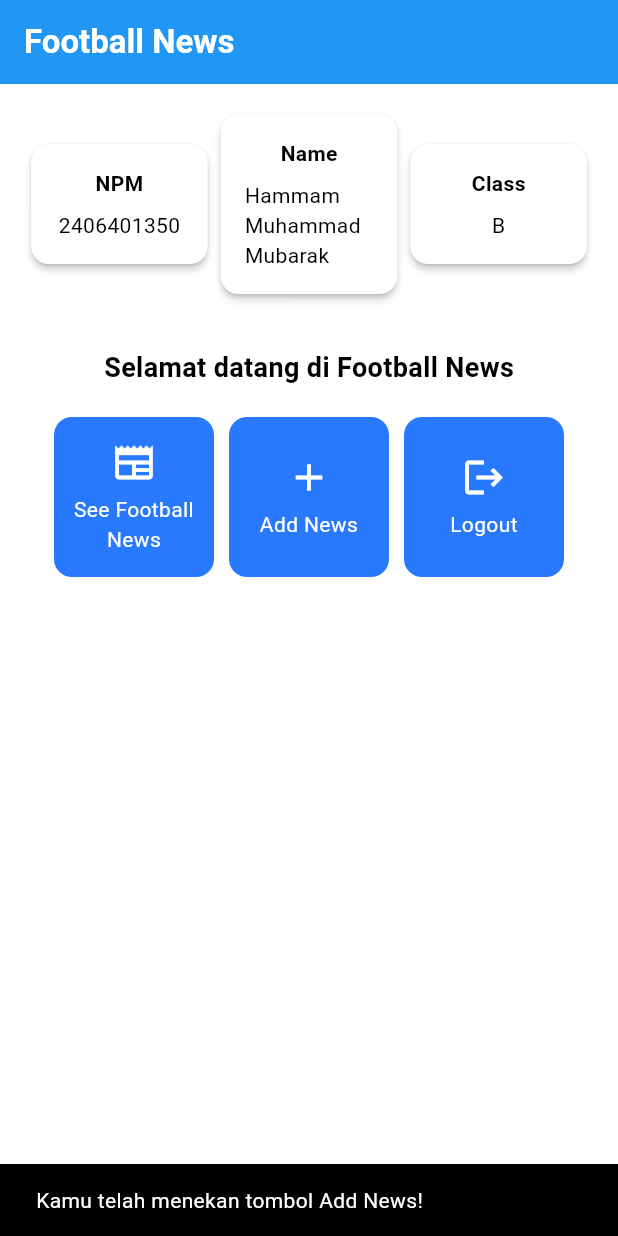
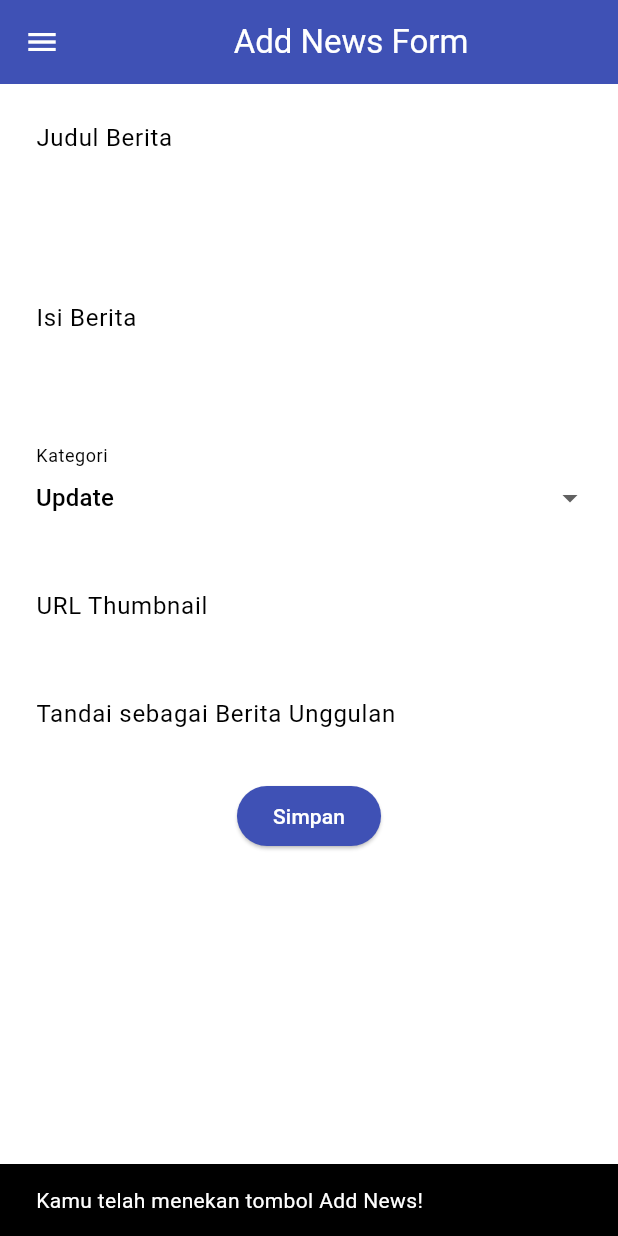
Before and after one commit to MRapricot1/football-news-mobile, a Flutter app: the screen it shows after launch, after a tap on "Add News", on a phone screen of 412 x 824 dp. Run offline on Flutter 3.47's test engine with Material 3 defaults, Android fonts, the phone set to English and light mode, and no system bars.

Commit message:
Tutorial 7

```diff
--- a/lib/main.dart
+++ b/lib/main.dart
@@ -1,5 +1,6 @@
 import 'package:flutter/material.dart';
-import 'package:football_news/menu.dart';
+import 'package:football_news/screens/menu.dart';
+
 
 void main() {
   runApp(const MyApp());
--- a/lib/menu.dart
+++ b/lib/screens/menu.dart
@@ -1,4 +1,6 @@
 import 'package:flutter/material.dart';
+import 'package:football_news/widgets/left_drawer.dart';
+import 'package:football_news/screens/newslist_form.dart';
 
 class MyHomePage extends StatelessWidget {
   MyHomePage({super.key});
@@ -17,6 +19,7 @@ class MyHomePage extends StatelessWidget {
   Widget build(BuildContext context) {
     return Scaffold(
       appBar: AppBar(
+        // Judul aplikasi "Football News" dengan teks putih dan tebal.
         title: const Text(
           'Football News',
           style: TextStyle(
@@ -24,8 +27,10 @@ class MyHomePage extends StatelessWidget {
             fontWeight: FontWeight.bold,
           ),
         ),
+        // Warna latar belakang AppBar diambil dari skema warna tema aplikasi.
         backgroundColor: Theme.of(context).colorScheme.primary,
       ),
+      drawer: LeftDrawer(),
       body: Padding(
         padding: const EdgeInsets.all(16.0),
         child: Column(
@@ -117,13 +122,28 @@ class ItemCard extends StatelessWidget {
       color: Theme.of(context).colorScheme.secondary,
       borderRadius: BorderRadius.circular(12),
       child: InkWell(
+        // Area responsif terhadap sentuhan
         onTap: () {
+          // Memunculkan SnackBar ketika diklik
           ScaffoldMessenger.of(context)
             ..hideCurrentSnackBar()
             ..showSnackBar(
-              SnackBar(content: Text("Kamu telah menekan tombol ${item.name}!")),
+              SnackBar(
+                content: Text("Kamu telah menekan tombol ${item.name}!"),
+              ),
             );
+
+          // Navigate ke route sesuai tombol
+          if (item.name == "Add News") {
+            Navigator.push(
+              context,
+              MaterialPageRoute(
+                builder: (context) => const NewsFormPage(),
+              ),
+            );
+          }
         },
+
         child: Container(
           padding: const EdgeInsets.all(8),
           child: Center(
--- /dev/null
+++ b/lib/screens/newslist_form.dart
@@ -0,0 +1,222 @@
+import 'package:flutter/material.dart';
+import 'package:football_news/widgets/left_drawer.dart';
+
+class NewsFormPage extends StatefulWidget {
+  const NewsFormPage({super.key});
+
+  @override
+  State<NewsFormPage> createState() => _NewsFormPageState();
+}
+
+class _NewsFormPageState extends State<NewsFormPage> {
+  //  Form key
+  final _formKey = GlobalKey<FormState>();
+
+  //  Variabel form
+  String _title = "";
+  String _content = "";
+  String _category = "update"; // default
+  String _thumbnail = "";
+  bool _isFeatured = false;
+
+  final List<String> _categories = [
+    'transfer',
+    'update',
+    'exclusive',
+    'match',
+    'rumor',
+    'analysis',
+  ];
+
+  @override
+  Widget build(BuildContext context) {
+    return Scaffold(
+      appBar: AppBar(
+        title: const Center(
+          child: Text(
+            'Add News Form',
+          ),
+        ),
+        backgroundColor: Colors.indigo,
+        foregroundColor: Colors.white,
+      ),
+
+      // Tambahkan drawer
+      drawer: const LeftDrawer(),
+
+      body: Form(
+        key: _formKey,
+        child: SingleChildScrollView(
+          child: Column(
+            crossAxisAlignment: CrossAxisAlignment.start,
+            children: [
+              // === Title ===
+              Padding(
+                padding: const EdgeInsets.all(8.0),
+                child: TextFormField(
+                  decoration: InputDecoration(
+                    hintText: "Judul Berita",
+                    labelText: "Judul Berita",
+                    border: OutlineInputBorder(
+                      borderRadius: BorderRadius.circular(5.0),
+                    ),
+                  ),
+                  onChanged: (String? value) {
+                    setState(() {
+                      _title = value!;
+                    });
+                  },
+                  validator: (String? value) {
+                    if (value == null || value.isEmpty) {
+                      return "Judul tidak boleh kosong!";
+                    }
+                    return null;
+                  },
+                ),
+              ),
+
+              // === Content ===
+              Padding(
+                padding: const EdgeInsets.all(8.0),
+                child: TextFormField(
+                  maxLines: 5,
+                  decoration: InputDecoration(
+                    hintText: "Isi Berita",
+                    labelText: "Isi Berita",
+                    border: OutlineInputBorder(
+                      borderRadius: BorderRadius.circular(5.0),
+                    ),
+                  ),
+                  onChanged: (String? value) {
+                    setState(() {
+                      _content = value!;
+                    });
+                  },
+                  validator: (String? value) {
+                    if (value == null || value.isEmpty) {
+                      return "Isi berita tidak boleh kosong!";
+                    }
+                    return null;
+                  },
+                ),
+              ),
+
+              // === Category Dropdown ===
+              Padding(
+                padding: const EdgeInsets.all(8.0),
+                child: DropdownButtonFormField<String>(
+                  decoration: InputDecoration(
+                    labelText: "Kategori",
+                    border: OutlineInputBorder(
+                      borderRadius: BorderRadius.circular(5.0),
+                    ),
+                  ),
+                  value: _category,
+                  items: _categories
+                      .map((cat) => DropdownMenuItem(
+                    value: cat,
+                    child: Text(
+                        cat[0].toUpperCase() + cat.substring(1)),
+                  ))
+                      .toList(),
+                  onChanged: (String? newValue) {
+                    setState(() {
+                      _category = newValue!;
+                    });
+                  },
+                ),
+              ),
+
+              // === Thumbnail URL ===
+              Padding(
+                padding: const EdgeInsets.all(8.0),
+                child: TextFormField(
+                  decoration: InputDecoration(
+                    hintText: "URL Thumbnail (opsional)",
+                    labelText: "URL Thumbnail",
+                    border: OutlineInputBorder(
+                      borderRadius: BorderRadius.circular(5.0),
+                    ),
+                  ),
+                  onChanged: (String? value) {
+                    setState(() {
+                      _thumbnail = value!;
+                    });
+                  },
+                ),
+              ),
+
+              // === Is Featured Switch ===
+              Padding(
+                padding: const EdgeInsets.all(8.0),
+                child: SwitchListTile(
+                  title: const Text("Tandai sebagai Berita Unggulan"),
+                  value: _isFeatured,
+                  onChanged: (bool value) {
+                    setState(() {
+                      _isFeatured = value;
+                    });
+                  },
+                ),
+              ),
+
+              // === Tombol Simpan ===
+              Align(
+                alignment: Alignment.bottomCenter,
+                child: Padding(
+                  padding: const EdgeInsets.all(8.0),
+                  child: ElevatedButton(
+                    style: ButtonStyle(
+                      backgroundColor:
+                      MaterialStateProperty.all(Colors.indigo),
+                    ),
+                    onPressed: () {
+                      if (_formKey.currentState!.validate()) {
+                        showDialog(
+                          context: context,
+                          builder: (context) {
+                            return AlertDialog(
+                              title:
+                              const Text('Berita berhasil disimpan!'),
+                              content: SingleChildScrollView(
+                                child: Column(
+                                  crossAxisAlignment: CrossAxisAlignment.start,
+                                  children: [
+                                    Text('Judul: $_title'),
+                                    Text('Isi: $_content'),
+                                    Text('Kategori: $_category'),
+                                    Text('Thumbnail: $_thumbnail'),
+                                    Text(
+                                      'Unggulan: ${_isFeatured ? "Ya" : "Tidak"}',
+                                    ),
+                                  ],
+                                ),
+                              ),
+                              actions: [
+                                TextButton(
+                                  child: const Text('OK'),
+                                  onPressed: () {
+                                    Navigator.pop(context);
+                                    _formKey.currentState!.reset();
+                                  },
+                                ),
+                              ],
+                            );
+                          },
+                        );
+                      }
+                    },
+                    child: const Text(
+                      "Simpan",
+                      style: TextStyle(color: Colors.white),
+                    ),
+                  ),
+                ),
+              ),
+            ],
+          ),
+        ),
+      ),
+    );
+  }
+}
--- /dev/null
+++ b/lib/widgets/left_drawer.dart
@@ -0,0 +1,72 @@
+import 'package:flutter/material.dart';
+import 'package:football_news/screens/menu.dart';
+import 'package:football_news/screens/newslist_form.dart';
+
+class LeftDrawer extends StatelessWidget {
+  const LeftDrawer({super.key});
+
+  @override
+  Widget build(BuildContext context) {
+    return Drawer(
+      child: ListView(
+        children: [
+          const DrawerHeader(
+            decoration: BoxDecoration(
+              color: Colors.blue,
+            ),
+            child: Column(
+              children: [
+                Text(
+                  'Football News',
+                  textAlign: TextAlign.center,
+                  style: TextStyle(
+                    fontSize: 30,
+                    fontWeight: FontWeight.bold,
+                    color: Colors.white,
+                  ),
+                ),
+                Padding(padding: EdgeInsets.all(10)),
+                Text(
+                  "Seluruh berita sepak bola terkini di sini!",
+                  textAlign: TextAlign.center,
+                  style: TextStyle(
+                    fontSize: 15,
+                    color: Colors.white,
+                    fontWeight: FontWeight.normal,
+                  ),
+                ),
+              ],
+            ),
+          ),
+
+          // Routing ke halaman Home
+          ListTile(
+            leading: const Icon(Icons.home_outlined),
+            title: const Text('Home'),
+            onTap: () {
+              Navigator.pushReplacement(
+                context,
+                MaterialPageRoute(
+                  builder: (context) => MyHomePage(),
+                ),
+              );
+            },
+          ),
+
+          ListTile(
+            leading: const Icon(Icons.post_add),
+            title: const Text('Add News'),
+            onTap: () {
+              Navigator.pushReplacement(
+                context,
+                MaterialPageRoute(
+                  builder: (context) => const NewsFormPage(),
+                ),
+              );
+            },
+          ),
+        ],
+      ),
+    );
+  }
+}
```
Also changed, not shown: form_sample/analysis_options.yaml (added, +28 -0 lines), form_sample/lib/main.dart (added, +64 -0 lines), form_sample/pubspec.yaml (added, +89 -0 lines), lib/widgets/news_card.dart (added, +58 -0 lines), form_sample/pubspec.lock (added), 124 other files.
